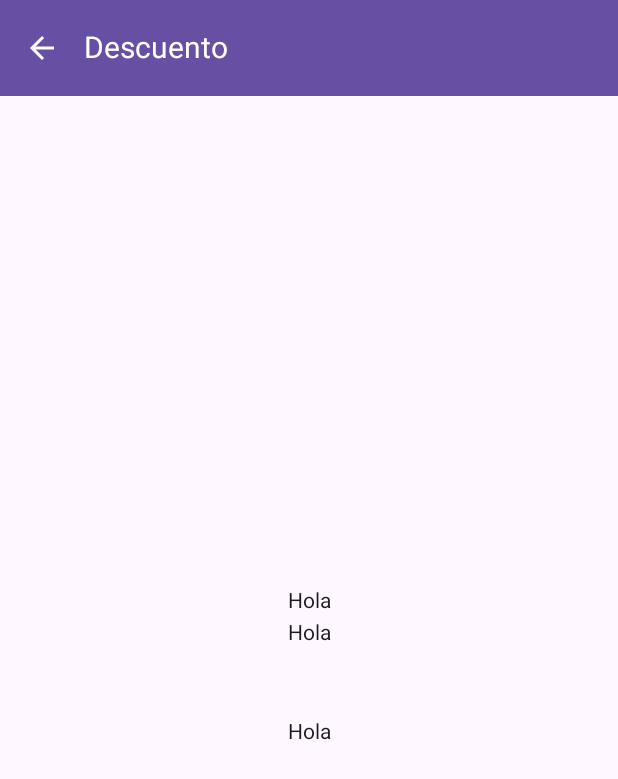
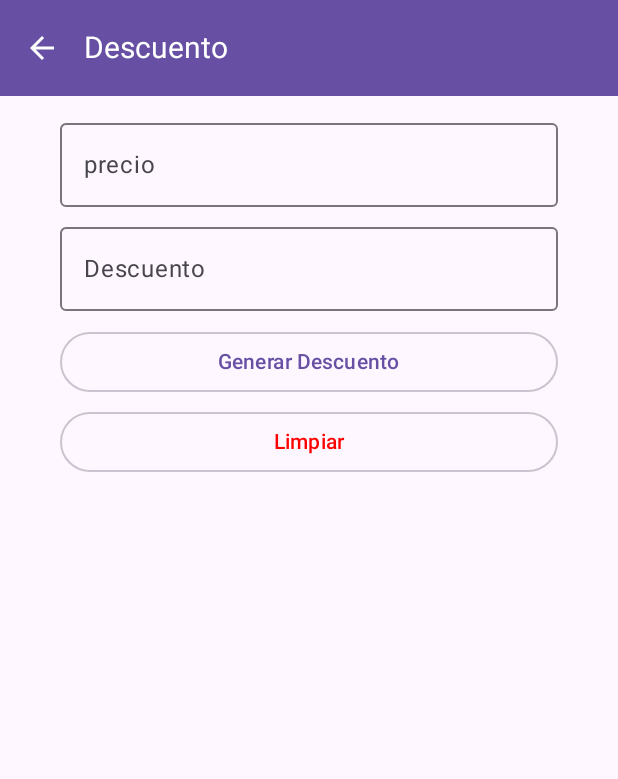
Before and after one commit to IsraelMerlyn/miapp_, an Android app built with Jetpack Compose: the DescuentoView screen opened through its navigation route, on a phone screen of 412 x 824 dp. Shown: the top 779 px of the screen. Run offline under Robolectric (Android 15) with nearby library versions, the phone set to English and light mode, and no system bars; libraries missing offline, so code that uses them is left out: com.google.android.libraries.

Commit message:
tasks #11 Creando Componentes Button, TextField

```diff
--- a/app/src/main/java/com/israelmerlyn/app_jetpack/components/BodyComponents.kt
+++ b/app/src/main/java/com/israelmerlyn/app_jetpack/components/BodyComponents.kt
@@ -2,16 +2,24 @@ package com.israelmerlyn.app_jetpack.components
 
 import androidx.compose.foundation.layout.Spacer
 import androidx.compose.foundation.layout.fillMaxSize
+import androidx.compose.foundation.layout.fillMaxWidth
 import androidx.compose.foundation.layout.height
+import androidx.compose.foundation.layout.padding
 import androidx.compose.foundation.layout.width
+import androidx.compose.foundation.text.KeyboardOptions
 import androidx.compose.material3.Button
 import androidx.compose.material3.ButtonColors
 import androidx.compose.material3.ButtonDefaults
+import androidx.compose.material3.MaterialTheme
+import androidx.compose.material3.OutlinedButton
+import androidx.compose.material3.OutlinedTextField
 import androidx.compose.material3.Text
 import androidx.compose.runtime.Composable
 import androidx.compose.ui.Modifier
 import androidx.compose.ui.graphics.Color
+import androidx.compose.ui.input.pointer.HistoricalChange
 import androidx.compose.ui.text.font.FontWeight
+import androidx.compose.ui.text.input.KeyboardType
 import androidx.compose.ui.unit.Dp
 import androidx.compose.ui.unit.dp
 import androidx.compose.ui.unit.sp
@@ -27,13 +35,24 @@ fun Space() {
 }
 
 @Composable
-fun SpaceH(size: Dp =5.dp){
+fun SpaceH(size: Dp = 5.dp) {
     Spacer(modifier = Modifier.height(size))
 }
 
 @Composable
-fun SpaceW(size: Dp =5.dp){
+fun SpaceW(size: Dp = 5.dp) {
     Spacer(modifier = Modifier.width(size))
+}
+
+@Composable
+fun MainTextFIeld(value: String, onValueChange: (String) -> Unit, label: String) {
+    OutlinedTextField(value = value, onValueChange = onValueChange, label = { Text(label) },
+        keyboardOptions = KeyboardOptions(keyboardType = KeyboardType.Number),
+        modifier = Modifier
+            .fillMaxWidth()
+            .padding(horizontal = 30.dp)
+
+    )
 }
 
 @Composable
@@ -45,6 +64,16 @@ fun MainButton(name: String, backColor: Color, color: Color, onClick: () -> Unit
         )
     ) {
         Text(text = name)
-
     }
 }
+@Composable
+fun MainButtonD(text: String,  color: Color= MaterialTheme.colorScheme.primary, onClick: () -> Unit) {
+    OutlinedButton(onClick = onClick, colors= ButtonDefaults.outlinedButtonColors(
+        contentColor = color,
+        containerColor = Color.Transparent
+    ),
+        modifier = Modifier.fillMaxWidth().padding(horizontal = 30.dp)
+        ) {
+        Text(text = text)
+    }
+}
--- a/app/src/main/java/com/israelmerlyn/app_jetpack/views/DescuentoView.kt
+++ b/app/src/main/java/com/israelmerlyn/app_jetpack/views/DescuentoView.kt
@@ -15,12 +15,18 @@ import androidx.compose.material3.Text
 import androidx.compose.material3.TopAppBar
 import androidx.compose.material3.TopAppBarDefaults
 import androidx.compose.runtime.Composable
+import androidx.compose.runtime.getValue
+import androidx.compose.runtime.mutableStateOf
+import androidx.compose.runtime.remember
+import androidx.compose.runtime.setValue
 import androidx.compose.ui.Alignment
 import androidx.compose.ui.Modifier
 import androidx.compose.ui.graphics.Color
 import androidx.compose.ui.unit.dp
 import androidx.navigation.NavController
+import com.israelmerlyn.app_jetpack.components.MainButtonD
 import com.israelmerlyn.app_jetpack.components.MainIconButton
+import com.israelmerlyn.app_jetpack.components.MainTextFIeld
 import com.israelmerlyn.app_jetpack.components.SpaceH
 import com.israelmerlyn.app_jetpack.components.TitleBar
 
@@ -52,14 +58,17 @@ fun ContentDetailDescuentoView(navController: NavController, paddingValues: Padd
             .padding(paddingValues)
             .padding(10.dp)
             .fillMaxSize(),
-        verticalArrangement = Arrangement.Center,
+//        verticalArrangement = Arrangement.Center,
         horizontalAlignment = Alignment.CenterHorizontally
     ) {
-        Text(text = "Hola")
+       var precio by remember { mutableStateOf("") }
+       var descuento by remember { mutableStateOf("") }
+        MainTextFIeld(value = precio, onValueChange = {precio=it}, label = "precio")
         SpaceH()
-        Text(text = "Hola")
-        SpaceH(50.dp)
-
-        Text(text = "Hola")
+        MainTextFIeld(value = descuento, onValueChange = {descuento=it}, label = "Descuento")
+        SpaceH(10.dp)
+        MainButtonD(text = "Generar Descuento") { }
+        SpaceH()
+        MainButtonD(text = "Limpiar", color = Color.Red) { }
     }
 }
```
